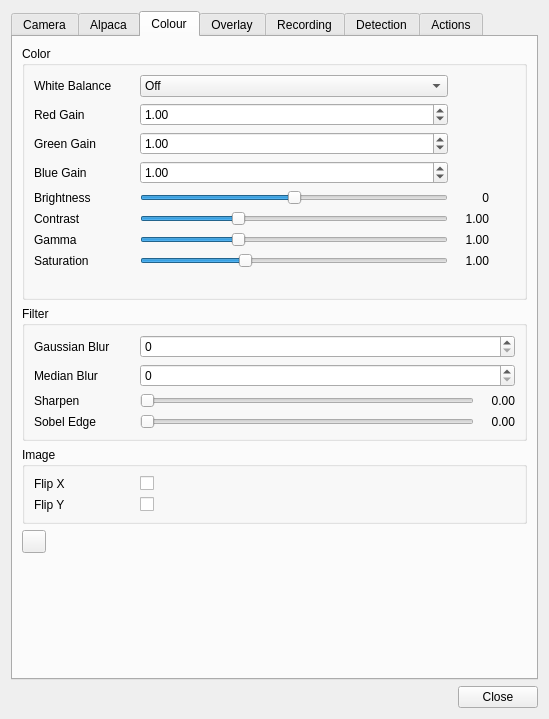
Before: the Qt Designer form plugins/feature/camera/camerasettingsdialog.ui in srcejon/sdrangel, drawn with Qt 5.
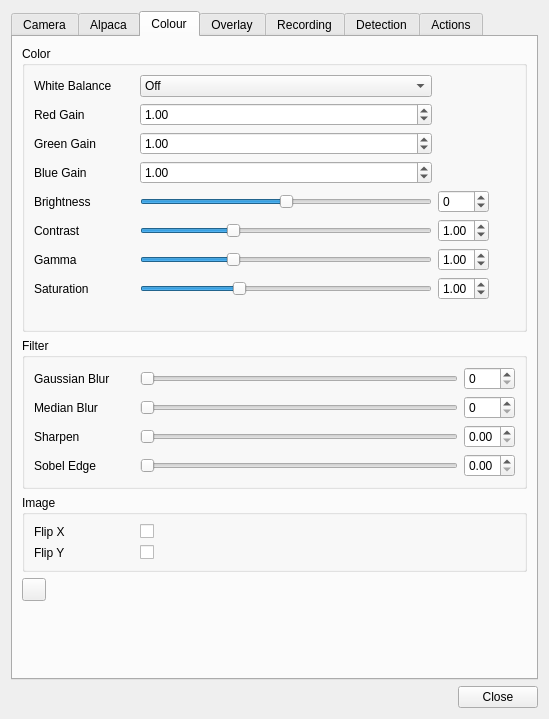
After: the same form once the commit is applied. Icons and pictures are not drawn.

Commit message: Add camera slider and spin box pairs

What changed in the file:
```diff
--- a/plugins/feature/camera/camerasettingsdialog.ui
+++ b/plugins/feature/camera/camerasettingsdialog.ui
@@ -796,18 +796,18 @@
            </widget>
           </item>
           <item row="4" column="2">
-           <widget class="QLabel" name="brightnessValue">
-            <property name="minimumSize">
-             <size>
-              <width>30</width>
-              <height>0</height>
-             </size>
+           <widget class="QSpinBox" name="brightnessSpin">
+            <property name="toolTip">
+             <string>Brightness adjustment</string>
             </property>
-            <property name="text">
-             <string>0</string>
+            <property name="minimum">
+             <number>-100</number>
             </property>
-            <property name="alignment">
-             <set>Qt::AlignmentFlag::AlignRight|Qt::AlignmentFlag::AlignTrailing|Qt::AlignmentFlag::AlignVCenter</set>
+            <property name="maximum">
+             <number>100</number>
+            </property>
+            <property name="value">
+             <number>0</number>
             </property>
            </widget>
           </item>
@@ -858,18 +858,24 @@
            </widget>
           </item>
           <item row="6" column="2">
-           <widget class="QLabel" name="gammaValue">
-            <property name="minimumSize">
-             <size>
-              <width>35</width>
-              <height>0</height>
-             </size>
+           <widget class="QDoubleSpinBox" name="gammaSpin">
+            <property name="toolTip">
+             <string>Gamma correction exponent</string>
             </property>
-            <property name="text">
-             <string>1.00</string>
+            <property name="decimals">
+             <number>2</number>
             </property>
-            <property name="alignment">
-             <set>Qt::AlignmentFlag::AlignRight|Qt::AlignmentFlag::AlignTrailing|Qt::AlignmentFlag::AlignVCenter</set>
+            <property name="minimum">
+             <double>0.100000000000000</double>
+            </property>
+            <property name="maximum">
+             <double>3.000000000000000</double>
+            </property>
+            <property name="singleStep">
+             <double>0.010000000000000</double>
+            </property>
+            <property name="value">
+             <double>1.000000000000000</double>
             </property>
            </widget>
           </item>
@@ -919,18 +925,21 @@
            </widget>
           </item>
           <item row="7" column="2">
-           <widget class="QLabel" name="saturationValue">
-            <property name="minimumSize">
-             <size>
-              <width>35</width>
-              <height>0</height>
-             </size>
+           <widget class="QDoubleSpinBox" name="saturationSpin">
+            <property name="toolTip">
+             <string>Colour saturation adjustment</string>
             </property>
-            <property name="text">
-             <string>1.00</string>
+            <property name="decimals">
+             <number>2</number>
             </property>
-            <property name="alignment">
-             <set>Qt::AlignmentFlag::AlignRight|Qt::AlignmentFlag::AlignTrailing|Qt::AlignmentFlag::AlignVCenter</set>
+            <property name="maximum">
+             <double>3.000000000000000</double>
+            </property>
+            <property name="singleStep">
+             <double>0.010000000000000</double>
+            </property>
+            <property name="value">
+             <double>1.000000000000000</double>
             </property>
            </widget>
           </item>
@@ -964,18 +973,24 @@
            </widget>
           </item>
           <item row="5" column="2">
-           <widget class="QLabel" name="contrastValue">
-            <property name="minimumSize">
-             <size>
-              <width>35</width>
-              <height>0</height>
-             </size>
+           <widget class="QDoubleSpinBox" name="contrastSpin">
+            <property name="toolTip">
+             <string>Contrast adjustment</string>
             </property>
-            <property name="text">
-             <string>1.00</string>
+            <property name="decimals">
+             <number>2</number>
             </property>
-            <property name="alignment">
-             <set>Qt::AlignmentFlag::AlignRight|Qt::AlignmentFlag::AlignTrailing|Qt::AlignmentFlag::AlignVCenter</set>
+            <property name="minimum">
+             <double>0.100000000000000</double>
+            </property>
+            <property name="maximum">
+             <double>3.000000000000000</double>
+            </property>
+            <property name="singleStep">
+             <double>0.010000000000000</double>
+            </property>
+            <property name="value">
+             <double>1.000000000000000</double>
             </property>
            </widget>
           </item>
@@ -1103,38 +1118,38 @@
            </widget>
           </item>
           <item row="2" column="2">
-           <widget class="QLabel" name="sharpenValue">
-            <property name="minimumSize">
-             <size>
-              <width>35</width>
-              <height>0</height>
-             </size>
+           <widget class="QDoubleSpinBox" name="sharpenSpin">
+            <property name="toolTip">
+             <string>Image sharpening amount</string>
             </property>
-            <property name="text">
-             <string>0.00</string>
+            <property name="decimals">
+             <number>2</number>
             </property>
-            <property name="alignment">
-             <set>Qt::AlignmentFlag::AlignRight|Qt::AlignmentFlag::AlignTrailing|Qt::AlignmentFlag::AlignVCenter</set>
+            <property name="maximum">
+             <double>3.000000000000000</double>
+            </property>
+            <property name="singleStep">
+             <double>0.010000000000000</double>
             </property>
            </widget>
           </item>
           <item row="3" column="2">
-           <widget class="QLabel" name="sobelEdgeValue">
-            <property name="minimumSize">
-             <size>
-              <width>35</width>
-              <height>0</height>
-             </size>
+           <widget class="QDoubleSpinBox" name="sobelEdgeSpin">
+            <property name="toolTip">
+             <string>Sobel edge detection blend amount</string>
             </property>
-            <property name="text">
-             <string>0.00</string>
+            <property name="decimals">
+             <number>2</number>
             </property>
-            <property name="alignment">
-             <set>Qt::AlignmentFlag::AlignRight|Qt::AlignmentFlag::AlignTrailing|Qt::AlignmentFlag::AlignVCenter</set>
+            <property name="maximum">
+             <double>3.000000000000000</double>
+            </property>
+            <property name="singleStep">
+             <double>0.010000000000000</double>
             </property>
            </widget>
           </item>
-          <item row="1" column="1" colspan="2">
+          <item row="1" column="2">
            <widget class="QSpinBox" name="medianBlurSpin">
             <property name="toolTip">
              <string>Median blur strength (0 = off)</string>
@@ -1147,7 +1162,23 @@
             </property>
            </widget>
           </item>
-          <item row="0" column="1" colspan="2">
+          <item row="1" column="1">
+           <widget class="QSlider" name="medianBlurSlider">
+            <property name="toolTip">
+             <string>Median blur strength (0 = off)</string>
+            </property>
+            <property name="minimum">
+             <number>0</number>
+            </property>
+            <property name="maximum">
+             <number>15</number>
+            </property>
+            <property name="orientation">
+             <enum>Qt::Orientation::Horizontal</enum>
+            </property>
+           </widget>
+          </item>
+          <item row="0" column="2">
            <widget class="QSpinBox" name="gaussianBlurSpin">
             <property name="toolTip">
              <string>Gaussian blur strength (0 = off)</string>
@@ -1160,6 +1191,22 @@
             </property>
            </widget>
           </item>
+          <item row="0" column="1">
+           <widget class="QSlider" name="gaussianBlurSlider">
+            <property name="toolTip">
+             <string>Gaussian blur strength (0 = off)</string>
+            </property>
+            <property name="minimum">
+             <number>0</number>
+            </property>
+            <property name="maximum">
+             <number>15</number>
+            </property>
+            <property name="orientation">
+             <enum>Qt::Orientation::Horizontal</enum>
+            </property>
+           </widget>
+          </item>
          </layout>
         </widget>
        </item>
```
The commit also changes 2 other files.
